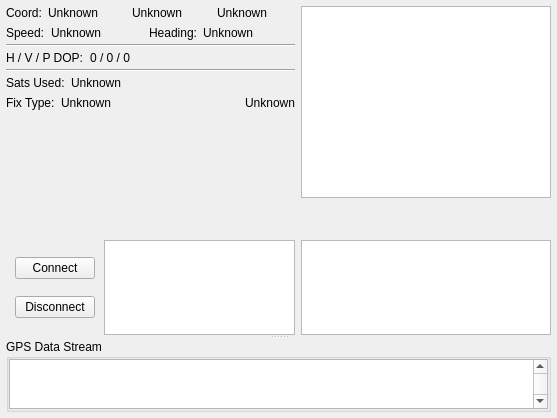
The window that ground/src/plugins/gpsdisplay/gpsdisplaywidget.ui (openpilot/OpenPilot) describes before a commit, drawn with Qt 5.
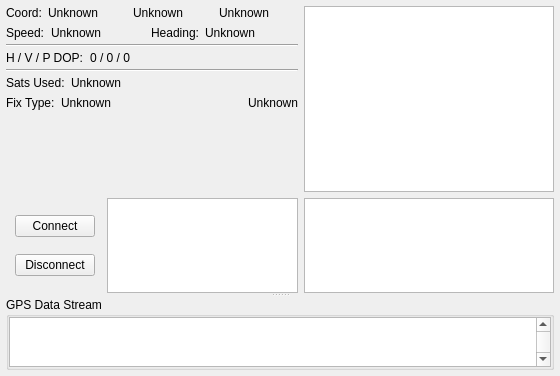
The same window after the commit. Custom widgets are drawn as their Qt base class.

```diff
--- a/ground/src/plugins/gpsdisplay/gpsdisplaywidget.ui
+++ b/ground/src/plugins/gpsdisplay/gpsdisplaywidget.ui
@@ -2,6 +2,14 @@
 <ui version="4.0">
  <class>GpsDisplayWidget</class>
  <widget class="QWidget" name="GpsDisplayWidget">
+  <property name="geometry">
+   <rect>
+    <x>0</x>
+    <y>0</y>
+    <width>560</width>
+    <height>376</height>
+   </rect>
+  </property>
   <property name="sizePolicy">
    <sizepolicy hsizetype="MinimumExpanding" vsizetype="MinimumExpanding">
     <horstretch>0</horstretch>
@@ -572,13 +580,19 @@
         </layout>
        </item>
        <item row="1" column="1">
-        <widget class="QGraphicsView" name="graphicsView">
+        <widget class="GpsSnrWidget" name="gpsSnrWidget">
          <property name="maximumSize">
           <size>
            <width>250</width>
            <height>95</height>
           </size>
          </property>
+         <property name="verticalScrollBarPolicy">
+          <enum>Qt::ScrollBarAlwaysOff</enum>
+         </property>
+         <property name="horizontalScrollBarPolicy">
+          <enum>Qt::ScrollBarAlwaysOff</enum>
+         </property>
         </widget>
        </item>
        <item row="0" column="1">
@@ -667,6 +681,11 @@
    <extends>QGraphicsView</extends>
    <header>gpsconstellationwidget.h</header>
   </customwidget>
+  <customwidget>
+   <class>GpsSnrWidget</class>
+   <extends>QGraphicsView</extends>
+   <header>gpssnrwidget.h</header>
+  </customwidget>
  </customwidgets>
  <resources/>
  <connections/>
```
